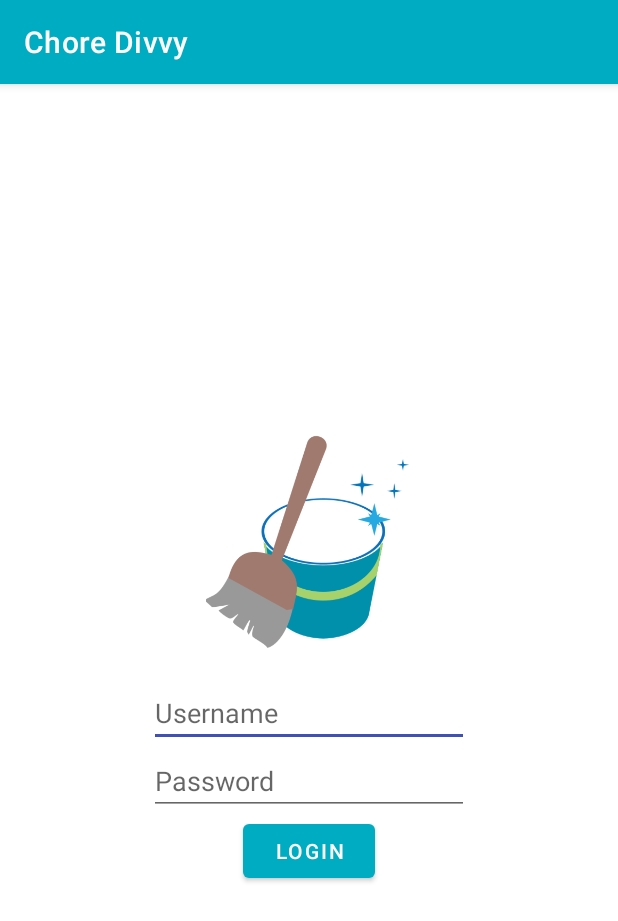
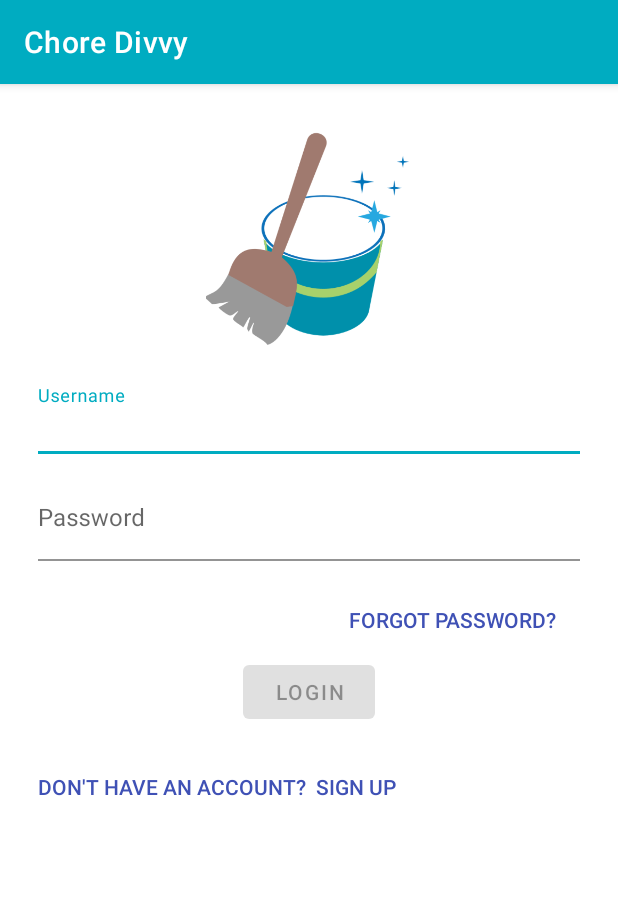
Before and after one commit to Doug2D2/chore-divvy-android, an Android app: the screen it shows after launch (MainActivity), on a phone screen of 412 x 824 dp. Shown: the top 921 px of the screen. Run offline under Robolectric (Android 15) with nearby library versions, the phone set to English and light mode, and no system bars; our stand-ins replace Room's generated code, Timber, data binding.

Commit message:
Added login fragment

```diff
--- a/app/src/main/res/layout/fragment_login.xml
+++ b/app/src/main/res/layout/fragment_login.xml
@@ -12,7 +12,8 @@
     <LinearLayout
         android:layout_width="match_parent"
         android:layout_height="match_parent"
-        android:gravity="center_horizontal|center_vertical"
+        android:layout_marginTop="@dimen/marginTopBottom"
+        android:gravity="center_horizontal|top"
         android:orientation="vertical"
         tools:context=".user.LoginFragment">
 
@@ -21,44 +22,98 @@
             android:id="@+id/imageView"
             android:layout_width="match_parent"
             android:layout_height="145dp"
+            android:layout_marginBottom="@dimen/marginBetweenElements"
             android:contentDescription="@string/logo_description"
             app:srcCompat="@drawable/logo" />
+
+        <com.google.android.material.textfield.TextInputLayout
+            android:layout_width="match_parent"
+            android:layout_height="wrap_content"
+            app:boxBackgroundColor="#00000000"
+            android:layout_marginStart="@dimen/marginStartEnd"
+            android:layout_marginEnd="@dimen/marginStartEnd" >
+
+            <EditText
+                android:id="@+id/usernameEditText"
+                android:layout_width="match_parent"
+                android:layout_height="wrap_content"
+                android:layout_marginBottom="@dimen/marginBetweenElements"
+                android:autofillHints="username"
+                android:ems="10"
+                android:hint="@string/username_edit_hint"
+                android:inputType="textEmailAddress"
+                android:paddingStart="0dp"
+                android:paddingEnd="0dp"
+                android:text="@={viewModel.username}" />
+
+        </com.google.android.material.textfield.TextInputLayout>
+
+        <com.google.android.material.textfield.TextInputLayout
+            android:layout_width="match_parent"
+            android:layout_height="wrap_content"
+            app:boxBackgroundColor="#00000000"
+            android:layout_marginStart="@dimen/marginStartEnd"
+            android:layout_marginEnd="@dimen/marginStartEnd" >
+
+            <EditText
+                android:id="@+id/passwordEditText"
+                android:layout_width="match_parent"
+                android:layout_height="wrap_content"
+                android:layout_marginBottom="@dimen/marginBetweenElements"
+                android:ems="10"
+                android:hint="@string/password_edit_hint"
+                android:importantForAutofill="no"
+                android:inputType="textPassword"
+                android:paddingStart="0dp"
+                android:paddingEnd="0dp"
+                android:text="@={viewModel.password}" />
+
+        </com.google.android.material.textfield.TextInputLayout>
 
         <TextView
             android:id="@+id/errorText"
             android:layout_width="match_parent"
             android:layout_height="wrap_content"
-            tools:text="Testing Error Message"
             android:textAlignment="center"
-            android:visibility="invisible"
-            android:textColor="@android:color/black" />
+            android:textColor="@color/colorErrorText"
+            android:textSize="@dimen/errorTextSize"
+            android:visibility="gone"
+            tools:text="Testing Error Message" />
 
-        <EditText
-            android:id="@+id/usernameEditText"
+        <Button
+            android:id="@+id/forgotPasswordButton"
+            style="@style/Widget.AppCompat.Button.Borderless"
             android:layout_width="wrap_content"
             android:layout_height="wrap_content"
-            android:autofillHints="username"
-            android:ems="10"
-            android:hint="@string/username_edit_hint"
-            android:inputType="textEmailAddress"
-            android:text="@={viewModel.username}" />
-
-        <EditText
-            android:id="@+id/passwordEditText"
-            android:layout_width="wrap_content"
-            android:layout_height="wrap_content"
-            android:ems="10"
-            android:hint="@string/password_edit_hint"
-            android:importantForAutofill="no"
-            android:inputType="textPassword"
-            android:text="@={viewModel.password}" />
+            android:layout_gravity="end"
+            android:layout_marginEnd="@dimen/marginStartEnd"
+            android:text="@string/forgot_password_button_text"
+            android:textColor="@color/colorAccent"
+            app:backgroundTint="#00000000" />
 
         <Button
             android:id="@+id/loginButton"
             android:layout_width="wrap_content"
             android:layout_height="wrap_content"
+            android:layout_marginBottom="@dimen/marginBetweenElements"
+            android:enabled="false"
             android:onClick="@{() -> viewModel.onLogin()}"
-            android:text="@string/login_button_text" />
+            android:text="@string/login_button_text"/>
+
+        <Button
+            android:id="@+id/signUpButton"
+            style="@style/Widget.AppCompat.Button.Borderless"
+            android:layout_width="match_parent"
+            android:layout_height="wrap_content"
+            android:layout_gravity="start|center_vertical"
+            android:layout_marginStart="@dimen/marginStartEnd"
+            android:layout_marginEnd="@dimen/marginStartEnd"
+            android:paddingLeft="0dp"
+            android:paddingRight="0dp"
+            android:text="Don't have an account?  Sign up"
+            android:textAlignment="viewStart"
+            android:textColor="@color/colorAccent"
+            app:backgroundTint="#00000000" />
 
     </LinearLayout>
 </layout>
--- a/app/src/main/res/values/colors.xml
+++ b/app/src/main/res/values/colors.xml
@@ -8,4 +8,5 @@
     <color name="colorAccentDark">#002984</color>
     <color name="colorPrimaryText">#000000</color>
     <color name="colorAccentText">#ffffff</color>
+    <color name="colorErrorText">#d32f2f</color>
 </resources>
--- /dev/null
+++ b/app/src/main/res/values/dimens.xml
@@ -0,0 +1,7 @@
+<?xml version="1.0" encoding="utf-8"?>
+<resources>
+    <dimen name="marginStartEnd">25dp</dimen>
+    <dimen name="marginTopBottom">30dp</dimen>
+    <dimen name="marginBetweenElements">15dp</dimen>
+    <dimen name="errorTextSize">18sp</dimen>
+</resources>
--- a/app/src/main/res/values/strings.xml
+++ b/app/src/main/res/values/strings.xml
@@ -4,6 +4,7 @@
     <string name="username_edit_hint">Username</string>
     <string name="password_edit_hint">Password</string>
     <string name="login_button_text">Login</string>
+    <string name="forgot_password_button_text">Forgot Password?</string>
 
     <!-- TODO: Remove or change this placeholder text -->
     <string name="hello_blank_fragment">Hello blank fragment</string>
```
Also changed, not shown: app/src/main/java/com/doug2d2/chore_divvy_android/ForgotPasswordFragment.kt (added, +59 -0 lines), app/src/main/java/com/doug2d2/chore_divvy_android/SignUpFragment.kt (added, +59 -0 lines), app/src/main/java/com/doug2d2/chore_divvy_android/user/LoginFragment.kt (+40 -7 lines), app/src/main/res/drawable/loading_animation.xml (added, +23 -0 lines), app/src/main/res/drawable/loading_img.xml (added, +39 -0 lines), app/src/main/res/layout/fragment_forgot_password.xml (added, +14 -0 lines), app/src/main/res/layout/fragment_sign_up.xml (added, +14 -0 lines), app/src/main/res/navigation/navigation.xml (+16 -0 lines).
